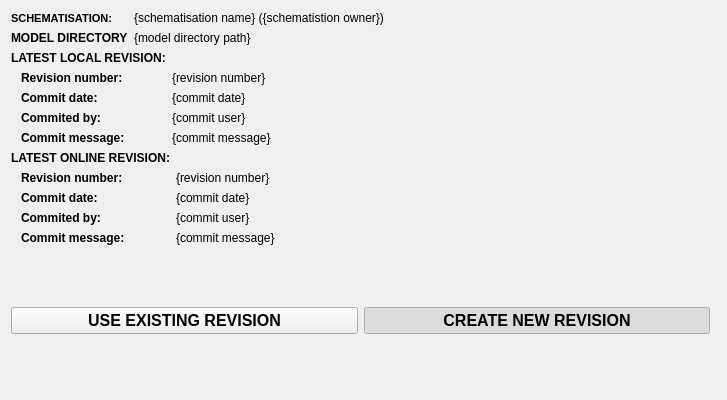
Above: threedi_api_qgis_client/ui/upload_wizard/page_start.ui from nens/threedi-api-qgis-client before the change. Below: the same form after it.
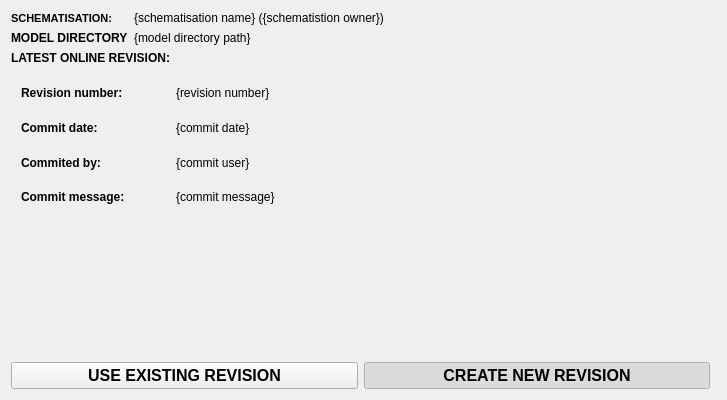
That is the form after the change.

Diff of the .ui file:
```diff
--- a/threedi_api_qgis_client/ui/upload_wizard/page_start.ui
+++ b/threedi_api_qgis_client/ui/upload_wizard/page_start.ui
@@ -85,128 +85,10 @@
      </item>
     </layout>
    </item>
-   <item row="2" column="0">
-    <layout class="QFormLayout" name="formLayout_3">
-     <item row="0" column="0">
-      <widget class="QLabel" name="label_24">
-       <property name="font">
-        <font>
-         <weight>75</weight>
-         <bold>true</bold>
-        </font>
-       </property>
-       <property name="text">
-        <string>LATEST LOCAL REVISION:</string>
-       </property>
-      </widget>
-     </item>
-     <item row="1" column="0">
-      <widget class="QLabel" name="label_25">
-       <property name="sizePolicy">
-        <sizepolicy hsizetype="Preferred" vsizetype="Expanding">
-         <horstretch>0</horstretch>
-         <verstretch>0</verstretch>
-        </sizepolicy>
-       </property>
-       <property name="font">
-        <font>
-         <weight>75</weight>
-         <bold>true</bold>
-        </font>
-       </property>
-       <property name="text">
-        <string>Revision number:</string>
-       </property>
-       <property name="indent">
-        <number>10</number>
-       </property>
-      </widget>
-     </item>
-     <item row="1" column="1">
-      <widget class="QLabel" name="lbl_local_revision">
-       <property name="text">
-        <string>{revision number}</string>
-       </property>
-      </widget>
-     </item>
-     <item row="2" column="0">
-      <widget class="QLabel" name="label_26">
-       <property name="font">
-        <font>
-         <weight>75</weight>
-         <bold>true</bold>
-        </font>
-       </property>
-       <property name="text">
-        <string>Commit date:</string>
-       </property>
-       <property name="indent">
-        <number>10</number>
-       </property>
-      </widget>
-     </item>
-     <item row="2" column="1">
-      <widget class="QLabel" name="lbl_local_commit_data">
-       <property name="text">
-        <string>{commit date}</string>
-       </property>
-      </widget>
-     </item>
-     <item row="3" column="0">
-      <widget class="QLabel" name="label_31">
-       <property name="sizePolicy">
-        <sizepolicy hsizetype="Preferred" vsizetype="Expanding">
-         <horstretch>0</horstretch>
-         <verstretch>0</verstretch>
-        </sizepolicy>
-       </property>
-       <property name="font">
-        <font>
-         <weight>75</weight>
-         <bold>true</bold>
-        </font>
-       </property>
-       <property name="text">
-        <string>Commited by:</string>
-       </property>
-       <property name="indent">
-        <number>10</number>
-       </property>
-      </widget>
-     </item>
-     <item row="3" column="1">
-      <widget class="QLabel" name="lbl_local_commit_by">
-       <property name="text">
-        <string>{commit user}</string>
-       </property>
-      </widget>
-     </item>
-     <item row="4" column="0">
-      <widget class="QLabel" name="label_33">
-       <property name="font">
-        <font>
-         <weight>75</weight>
-         <bold>true</bold>
-        </font>
-       </property>
-       <property name="text">
-        <string>Commit message:</string>
-       </property>
-       <property name="indent">
-        <number>10</number>
-       </property>
-      </widget>
-     </item>
-     <item row="4" column="1">
-      <widget class="QLabel" name="lbl_local_commit_msg">
-       <property name="text">
-        <string>{commit message}</string>
-       </property>
-      </widget>
-     </item>
-    </layout>
+   <item row="0" column="0" colspan="2">
+    <layout class="QVBoxLayout" name="svg_lout"/>
    </item>
-   <item row="5" column="0">
+   <item row="4" column="0">
     <layout class="QGridLayout" name="gridLayout_2">
      <property name="bottomMargin">
       <number>0</number>
@@ -271,7 +153,7 @@
      </item>
     </layout>
    </item>
-   <item row="3" column="0">
+   <item row="2" column="0">
     <layout class="QFormLayout" name="formLayout_4">
      <item row="0" column="0">
       <widget class="QLabel" name="label_37">
@@ -392,23 +274,7 @@
      </item>
     </layout>
    </item>
-   <item row="6" column="0">
-    <spacer name="verticalSpacer">
-     <property name="orientation">
-      <enum>Qt::Vertical</enum>
-     </property>
-     <property name="sizeType">
-      <enum>QSizePolicy::Expanding</enum>
-     </property>
-     <property name="sizeHint" stdset="0">
-      <size>
-       <width>20</width>
-       <height>40</height>
-      </size>
-     </property>
-    </spacer>
-   </item>
-   <item row="4" column="0">
+   <item row="3" column="0">
     <spacer name="verticalSpacer_2">
      <property name="orientation">
       <enum>Qt::Vertical</enum>
```
Left out of the diff: 3 changed lines with no effect on the pictures.
